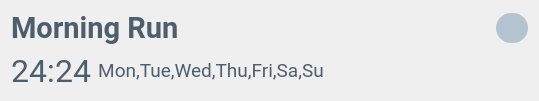
The window that ebreszto-alkalmazas/ui_files/alarm_widget.ui (friskodomi/ebreszto-alkalmazas-UIUX) describes before a commit, drawn with Qt 5.
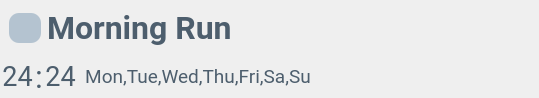
The same window after the commit. Icons and pictures are not drawn.

Commit message: toggle alarm groups

```diff
--- a/ebreszto-alkalmazas/ui_files/alarm_widget.ui
+++ b/ebreszto-alkalmazas/ui_files/alarm_widget.ui
@@ -14,30 +14,45 @@
    <string>Form</string>
   </property>
   <layout class="QGridLayout" name="gridLayout">
+   <property name="leftMargin">
+    <number>0</number>
+   </property>
+   <property name="topMargin">
+    <number>0</number>
+   </property>
+   <property name="rightMargin">
+    <number>0</number>
+   </property>
+   <property name="bottomMargin">
+    <number>0</number>
+   </property>
+   <property name="spacing">
+    <number>0</number>
+   </property>
    <item row="1" column="4" rowspan="2">
     <widget class="QWidget" name="alarm_details" native="true">
      <layout class="QHBoxLayout" name="horizontalLayout">
       <property name="spacing">
-       <number>0</number>
+       <number>2</number>
       </property>
       <property name="leftMargin">
-       <number>0</number>
+       <number>2</number>
       </property>
       <property name="topMargin">
-       <number>0</number>
+       <number>2</number>
       </property>
       <property name="rightMargin">
-       <number>0</number>
+       <number>2</number>
       </property>
       <property name="bottomMargin">
-       <number>0</number>
+       <number>2</number>
       </property>
       <item>
        <widget class="QLabel" name="hour_label">
         <property name="font">
          <font>
           <family>Roboto</family>
-          <pointsize>26</pointsize>
+          <pointsize>20</pointsize>
          </font>
         </property>
         <property name="styleSheet">
@@ -45,7 +60,7 @@
 color: #4d5e6d;</string>
         </property>
         <property name="text">
-         <string>&lt;html&gt;&lt;head/&gt;&lt;body&gt;&lt;p align=&quot;center&quot;&gt;&lt;span style=&quot; font-size:24pt; color:#4d5e6d;&quot;&gt;24&lt;/span&gt;&lt;/p&gt;&lt;/body&gt;&lt;/html&gt;</string>
+         <string>&lt;html&gt;&lt;head/&gt;&lt;body&gt;&lt;p align=&quot;center&quot;&gt;&lt;span style=&quot; font-size:20pt; color:#4d5e6d;&quot;&gt;24&lt;/span&gt;&lt;/p&gt;&lt;/body&gt;&lt;/html&gt;</string>
         </property>
        </widget>
       </item>
@@ -71,7 +86,7 @@
         <property name="font">
          <font>
           <family>Roboto</family>
-          <pointsize>26</pointsize>
+          <pointsize>20</pointsize>
          </font>
         </property>
         <property name="styleSheet">
@@ -79,7 +94,7 @@
 color: #4d5e6d;</string>
         </property>
         <property name="text">
-         <string>&lt;html&gt;&lt;head/&gt;&lt;body&gt;&lt;p align=&quot;center&quot;&gt;&lt;span style=&quot; font-size:24pt; color:#4d5e6d;&quot;&gt;24&lt;/span&gt;&lt;/p&gt;&lt;/body&gt;&lt;/html&gt;</string>
+         <string>&lt;html&gt;&lt;head/&gt;&lt;body&gt;&lt;p align=&quot;center&quot;&gt;&lt;span style=&quot; font-size:20pt; color:#4d5e6d;&quot;&gt;24&lt;/span&gt;&lt;/p&gt;&lt;/body&gt;&lt;/html&gt;</string>
         </property>
        </widget>
       </item>
@@ -134,28 +149,26 @@
    </item>
    <item row="0" column="4">
     <widget class="QWidget" name="group_details" native="true">
-     <layout class="QHBoxLayout" name="horizontalLayout_2">
-      <property name="spacing">
-       <number>0</number>
-      </property>
-      <property name="leftMargin">
-       <number>0</number>
-      </property>
-      <property name="topMargin">
-       <number>0</number>
-      </property>
-      <property name="rightMargin">
-       <number>0</number>
-      </property>
-      <property name="bottomMargin">
-       <number>0</number>
-      </property>
-      <item>
+     <layout class="QGridLayout" name="gridLayout_2">
+      <item row="0" column="2">
+       <spacer name="horizontalSpacer">
+        <property name="orientation">
+         <enum>Qt::Horizontal</enum>
+        </property>
+        <property name="sizeHint" stdset="0">
+         <size>
+          <width>40</width>
+          <height>20</height>
+         </size>
+        </property>
+       </spacer>
+      </item>
+      <item row="0" column="1">
        <widget class="QLabel" name="group_name">
         <property name="font">
          <font>
           <family>Roboto</family>
-          <pointsize>22</pointsize>
+          <pointsize>24</pointsize>
           <weight>75</weight>
           <bold>true</bold>
          </font>
@@ -169,21 +182,8 @@
         </property>
        </widget>
       </item>
-      <item>
-       <spacer name="horizontalSpacer">
-        <property name="orientation">
-         <enum>Qt::Horizontal</enum>
-        </property>
-        <property name="sizeHint" stdset="0">
-         <size>
-          <width>40</width>
-          <height>20</height>
-         </size>
-        </property>
-       </spacer>
-      </item>
-      <item>
-       <widget class="QPushButton" name="onoff_button">
+      <item row="0" column="0">
+       <widget class="QPushButton" name="toggle_button">
         <property name="minimumSize">
          <size>
           <width>30</width>
@@ -193,11 +193,11 @@
         <property name="styleSheet">
          <string notr="true">QPushButton {
         background-color: #b4c3d0;
-		border-radius:15px;
+		border-radius:10px;
 }
 QPushButton:checked {
         background-color:#4d5e6d;
-		border-radius:15px;
+		border-radius:10px;
 }</string>
         </property>
         <property name="text">
```
Left out of the diff: 4 changed lines with no effect on the pictures. The commit also changes 5 other files.
